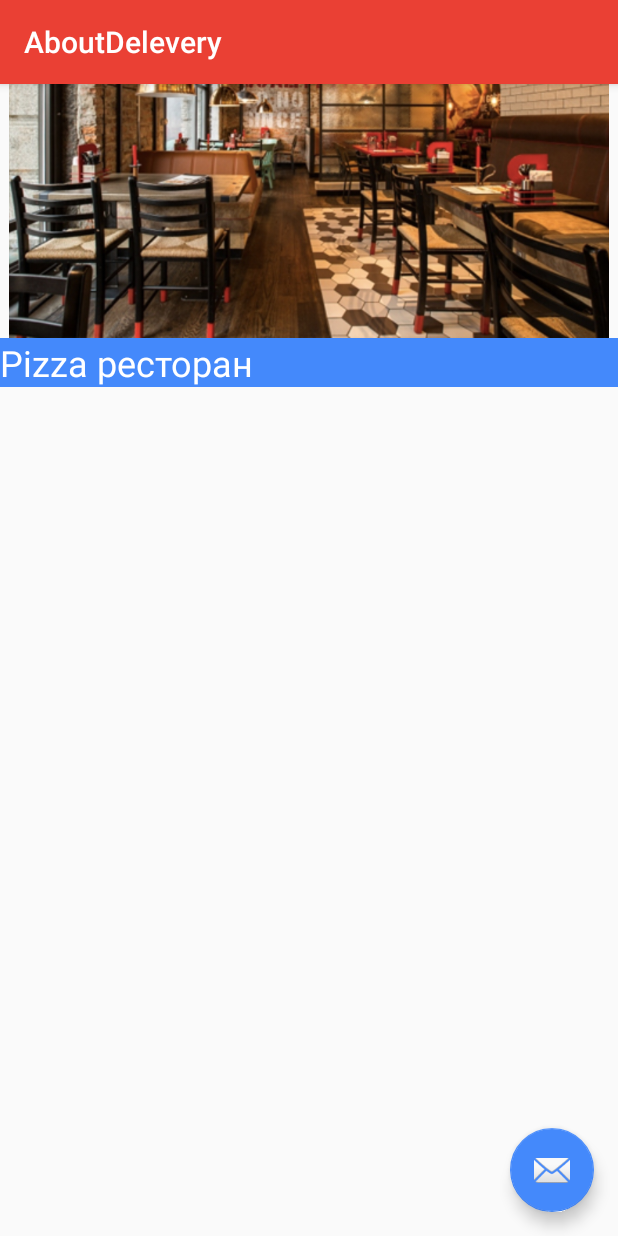
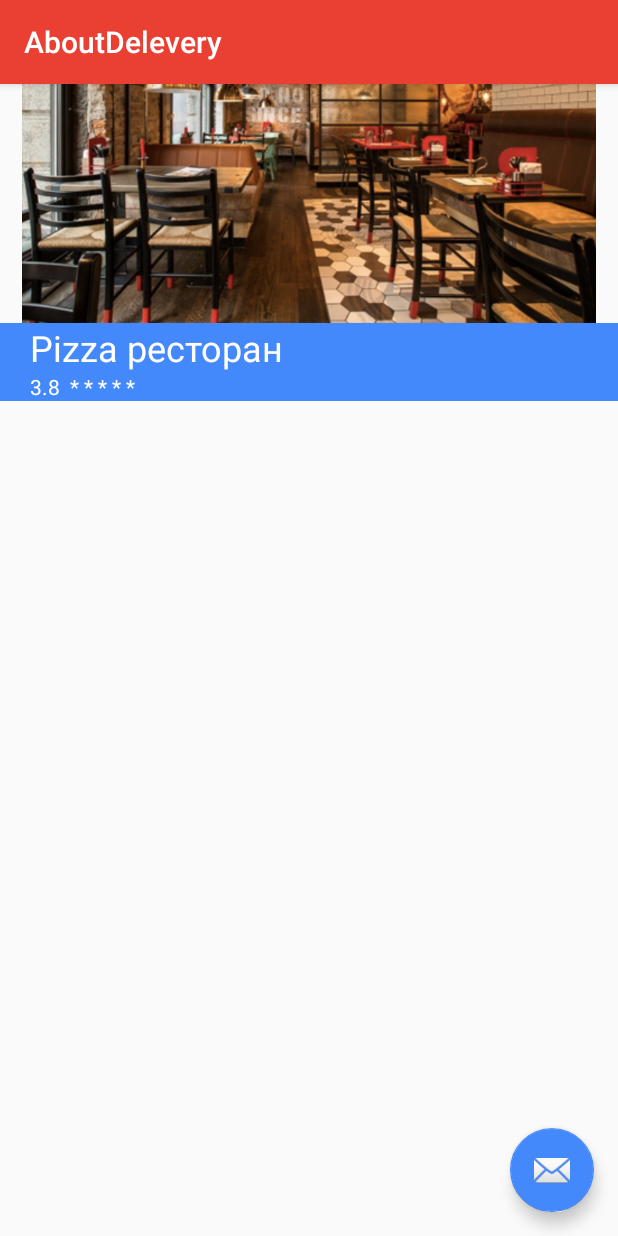
Before and after one commit to sanke46/E-Commerce, an Android app: the AboutDelevery screen opened directly, with no data from a screen before it, on a phone screen of 412 x 824 dp. Run offline under Robolectric (Android 15) with nearby library versions, the phone set to English and light mode, and no system bars.

Commit message:
Test commit
my test git

```diff
--- a/app/src/main/res/layout/activity_about_delevery.xml
+++ b/app/src/main/res/layout/activity_about_delevery.xml
@@ -32,23 +32,35 @@
 
         <ImageView
             android:layout_width="match_parent"
-            android:layout_height="225sp"
+            android:layout_height="215sp"
             android:src="@drawable/place"/>
 
         <LinearLayout
             android:layout_width="match_parent"
             android:layout_height="wrap_content"
-            android:background="@color/colorBlue">
+            android:background="@color/colorBlue"
+            android:orientation="vertical">
 
             <TextView
-                android:layout_width="match_parent"
+                android:layout_width="wrap_content"
                 android:layout_height="wrap_content"
                 android:textColor="@android:color/white"
+                android:paddingLeft="20dp"
                 android:textSize="24sp"
                 android:text="Pizza ресторан"/>
 
+            <TextView
+                android:layout_width="wrap_content"
+                android:layout_height="wrap_content"
+                android:textColor="@android:color/white"
+                android:paddingLeft="20dp"
+                android:text="3.8  * * * * *"/>
+
         </LinearLayout>
 
+        <LinearLayout
+            android:layout_width="match_parent"
+            android:layout_height="wrap_content"></LinearLayout>
     </LinearLayout>
 
     <android.support.design.widget.FloatingActionButton
```
